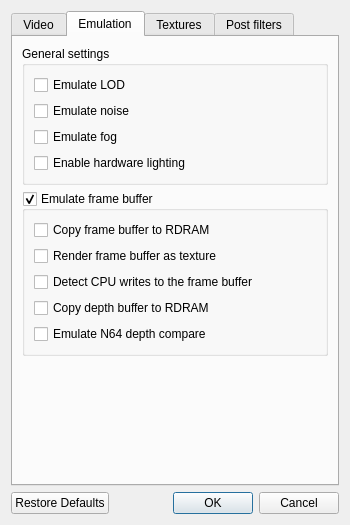
Before: the Qt Designer form GLidenUI/configDialog.ui in gonetz/GLideN64, drawn with Qt 5.
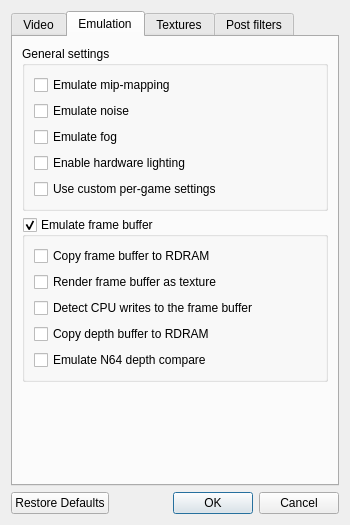
After: the same form once the commit is applied. The open tabs and pages were chosen to show the change. Icons and pictures are not drawn.

Commit message: Implement custom rom settings.

Diff of the .ui file:
```diff
--- a/GLidenUI/configDialog.ui
+++ b/GLidenUI/configDialog.ui
@@ -10,7 +10,7 @@
     <x>0</x>
     <y>0</y>
     <width>372</width>
-    <height>529</height>
+    <height>531</height>
    </rect>
   </property>
   <property name="sizePolicy">
@@ -593,7 +593,7 @@
              <string>&lt;html&gt;&lt;head/&gt;&lt;body&gt;&lt;p&gt;&lt;span style=&quot; font-weight:600;&quot;&gt;Per-pixel level-of-detail calculation:&lt;/span&gt;&lt;/p&gt;&lt;p&gt;N64 uses special mechanism for mip-mapping, which is hard to reproduce correctly on PC hardware. This option enables shaders based emulation of that feature.&lt;/p&gt;&lt;p&gt;[Recommended: &lt;span style=&quot; font-style:italic;&quot;&gt;on&lt;/span&gt;]&lt;/p&gt;&lt;/body&gt;&lt;/html&gt;</string>
             </property>
             <property name="text">
-             <string>Emulate LOD</string>
+             <string>Emulate mip-mapping</string>
             </property>
            </widget>
           </item>
@@ -621,6 +621,16 @@
             </property>
            </widget>
           </item>
+          <item>
+           <widget class="QCheckBox" name="customSettingsCheckBox">
+            <property name="toolTip">
+             <string>&lt;html&gt;&lt;head/&gt;&lt;body&gt;&lt;p&gt;&lt;span style=&quot; font-weight:600;&quot;&gt;Custom game settings:&lt;/span&gt;&lt;/p&gt;&lt;p&gt;Ini file may contain custom settings for particular game. These settings provide optimal performance for the game. Custom settings will override user's settings when this option is enabled. Disable to ignore custom settings.&lt;/p&gt;&lt;p&gt;[Recommended: &lt;span style=&quot; font-style:italic;&quot;&gt;on&lt;/span&gt;]&lt;/p&gt;&lt;p&gt;&lt;br/&gt;&lt;/p&gt;&lt;/body&gt;&lt;/html&gt;</string>
+            </property>
+            <property name="text">
+             <string>Use custom per-game settings</string>
+            </property>
+           </widget>
+          </item>
          </layout>
         </widget>
        </item>
```
Left out of the diff: 4 changed lines with no effect on the pictures. The commit also changes 8 other files.
